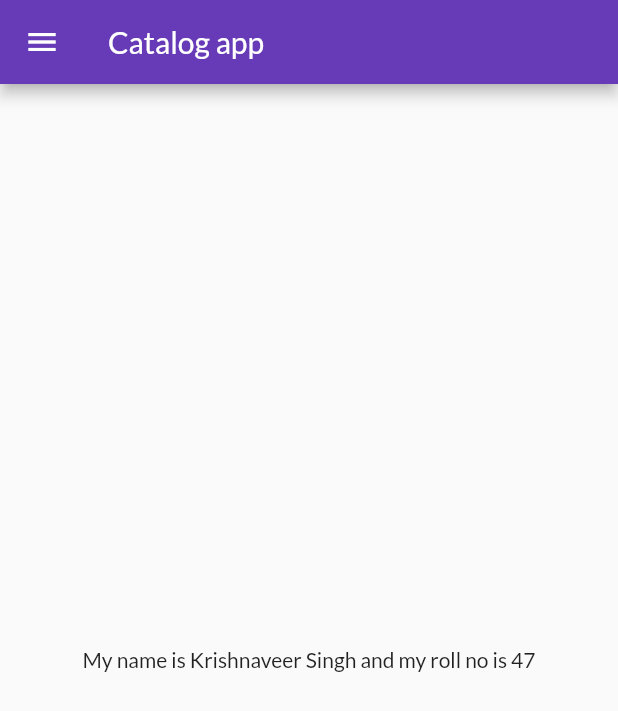
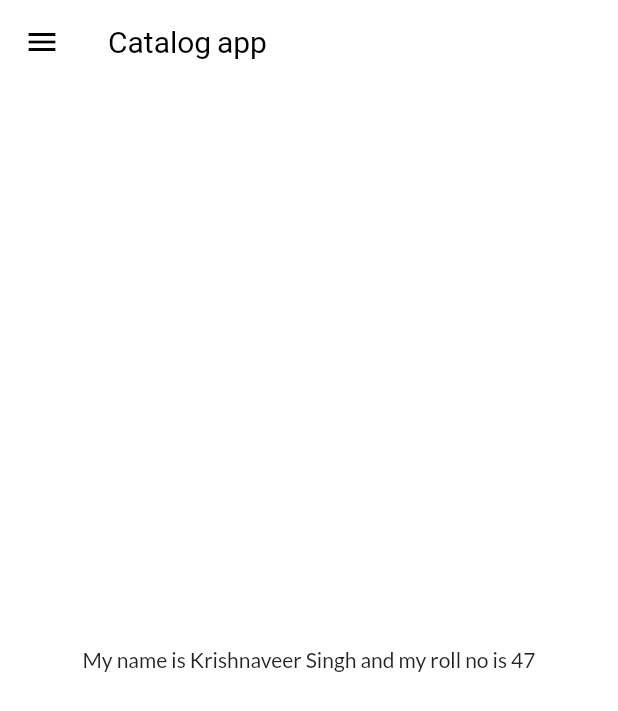
Before and after one commit to 47krishnaveersingh/learnig-flutter, a Flutter app: the screen it shows after launch, on a phone screen of 412 x 824 dp. Shown: the top 711 px of the screen. Run offline on Flutter 3.47's test engine with Material 2 defaults, Android fonts, the phone set to English and light mode, and no system bars; our stand-ins replace google_fonts.

Commit message:
theme extracted

```diff
--- a/lib/main.dart
+++ b/lib/main.dart
@@ -1,8 +1,10 @@
+import 'package:flutter/cupertino.dart';
 import 'package:flutter/material.dart';
 import 'package:google_fonts/google_fonts.dart';
 import 'package:initial/pages/home_page.dart';
 import 'package:initial/pages/login_page.dart';
 import 'package:initial/utils/routes.dart';
+import 'package:initial/widgets/theme.dart';
 
 void main() {
   runApp(const MyApp());
@@ -15,11 +17,9 @@ class MyApp extends StatelessWidget {
   Widget build(BuildContext context) {
     return MaterialApp(
       // home: HomePage(),
-      theme: ThemeData(
-          primarySwatch: Colors.deepPurple,
-          fontFamily: GoogleFonts.lato().fontFamily),
+      theme: MyTheme.lightTheme,
       themeMode: ThemeMode.light,
-      darkTheme: ThemeData(brightness: Brightness.dark),
+      darkTheme: MyTheme.darkTheme,
       initialRoute: MyRoutes.homeRoute,
       routes: {
         "/": (context) => const HomePage(),
--- a/lib/pages/home_page.dart
+++ b/lib/pages/home_page.dart
@@ -10,6 +10,7 @@ class HomePage extends StatelessWidget {
   @override
   Widget build(BuildContext context) {
     return Scaffold(
+      backgroundColor: Colors.white,
       appBar: AppBar(
         title: const Text("Catalog app"),
       ),
--- /dev/null
+++ b/lib/widgets/theme.dart
@@ -0,0 +1,17 @@
+import 'package:flutter/material.dart';
+import 'package:google_fonts/google_fonts.dart';
+
+class MyTheme {
+  static ThemeData get lightTheme => ThemeData(
+      primarySwatch: Colors.deepPurple,
+      fontFamily: GoogleFonts.lato().fontFamily,
+      appBarTheme: const AppBarTheme(
+          elevation: 0,
+          color: Colors.white,
+          iconTheme: IconThemeData(color: Colors.black),
+          titleTextStyle: TextStyle(
+            color: Colors.black,
+            fontSize: 20,
+          )));
+  static ThemeData get darkTheme => ThemeData(brightness: Brightness.dark);
+}
```
